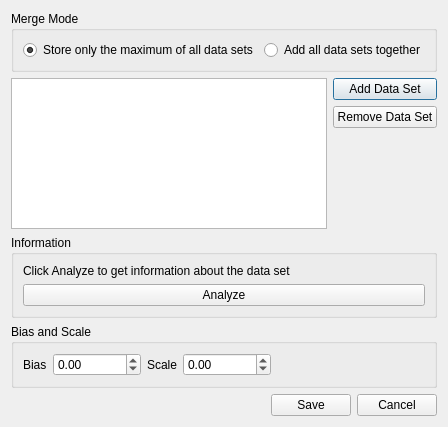
Before: the Qt Designer form ImageVis3D/UI/UI/MergeDlg.ui in SCIInstitute/ImageVis3D, drawn with Qt 5.
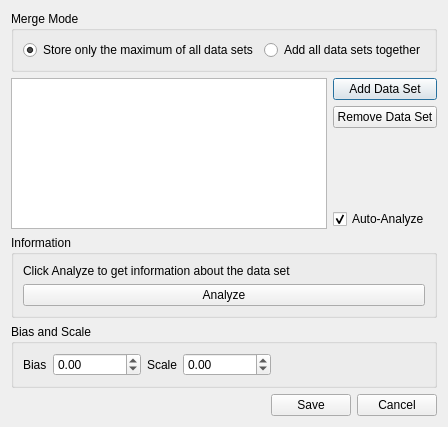
After: the same form once the commit is applied.

Commit message: NEW: added auto-analyze feature to merge dialog

```diff
--- a/ImageVis3D/UI/UI/MergeDlg.ui
+++ b/ImageVis3D/UI/UI/MergeDlg.ui
@@ -133,6 +133,16 @@
            </property>
           </spacer>
          </item>
+         <item>
+          <widget class="QCheckBox" name="checkBox_AutoAnalyze" >
+           <property name="text" >
+            <string>Auto-Analyze</string>
+           </property>
+           <property name="checked" >
+            <bool>true</bool>
+           </property>
+          </widget>
+         </item>
         </layout>
        </widget>
       </item>
```
The commit also changes 1 other file.
